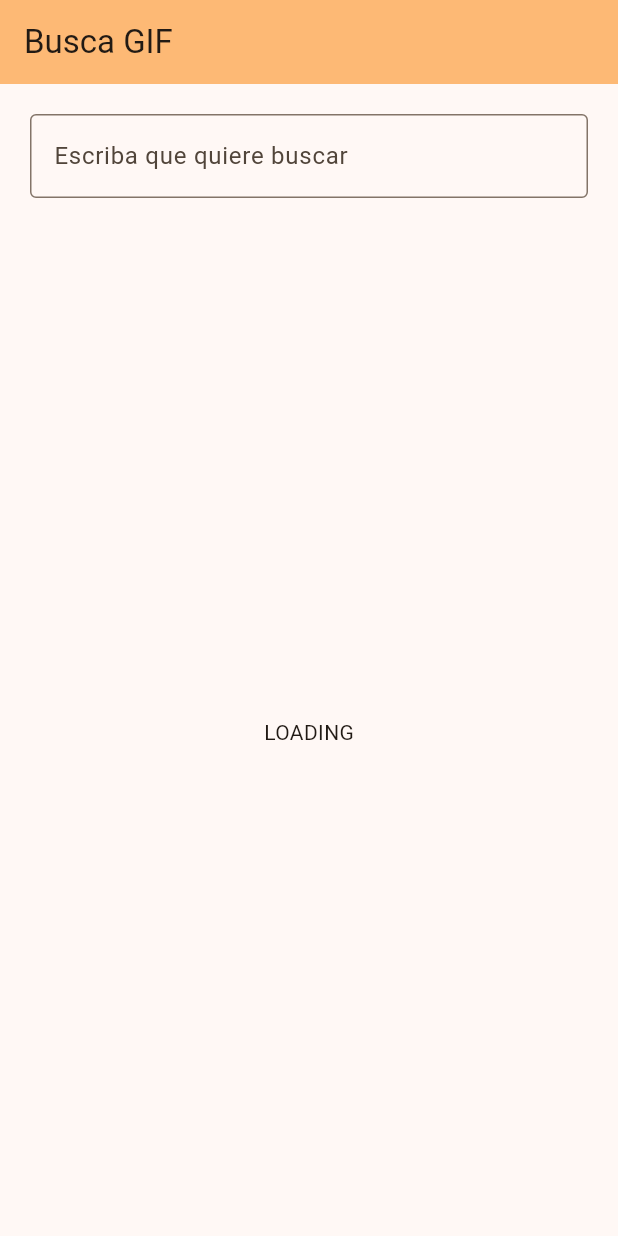
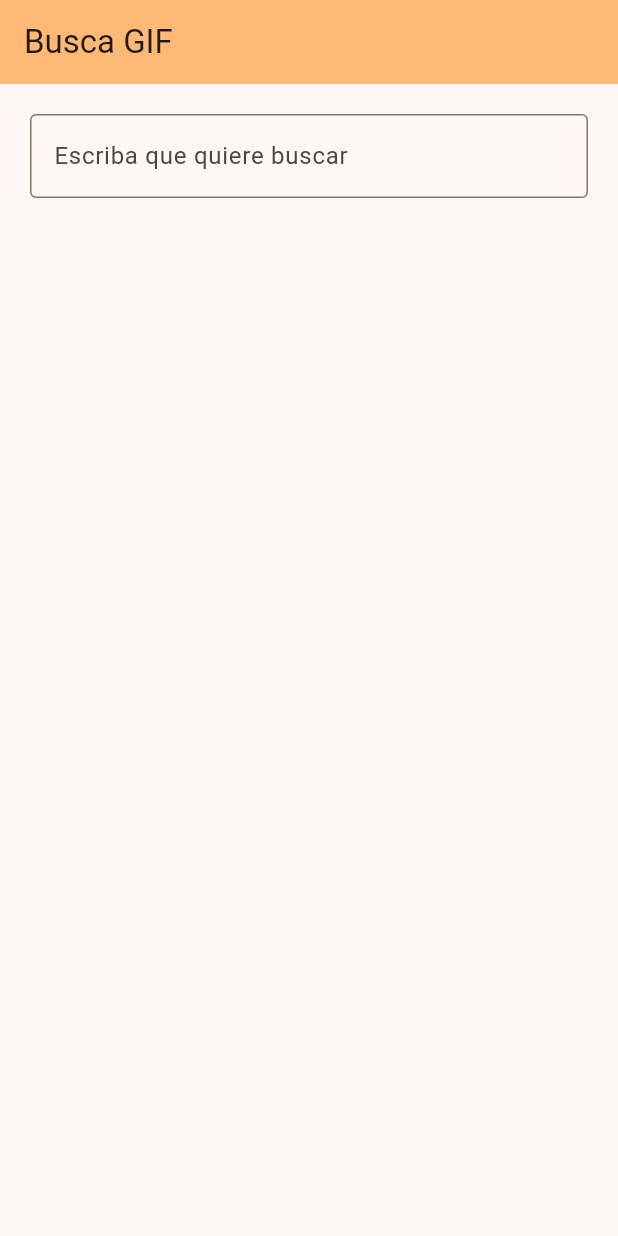
Before and after one commit to NicolasGarcesAbarca/gmono, a Flutter app: the screen it shows after launch, on a phone screen of 412 x 824 dp. Run offline on Flutter 3.47's test engine with Material 2 defaults, Android fonts, the phone set to English and light mode, and no system bars; our stand-ins replace flutter_dotenv, flutter_riverpod.

Commit message:
improve list style fit fill

```diff
--- a/lib/Home/widgets/gif_item.dart
+++ b/lib/Home/widgets/gif_item.dart
@@ -9,9 +9,10 @@ class GifItem extends StatelessWidget {
   Widget build(BuildContext context) {
     if (url != null) {
       return SizedBox(
-        height: 160,
+        height: 200.0,
+        width: 700.0,
         child: FittedBox(
-          fit: BoxFit.cover,
+          fit: BoxFit.fill,
           child: Image.network(url ?? backup),
         ),
       );
--- a/lib/Home/widgets/gif_list.dart
+++ b/lib/Home/widgets/gif_list.dart
@@ -26,7 +26,7 @@ class ListGifState extends ConsumerState<ListGif> {
     super.initState();
     developer.log("init state");
     _error = false;
-    _loading = true;
+    _loading = false;
     _offset = 0;
     _listGif = [];
   }
```
